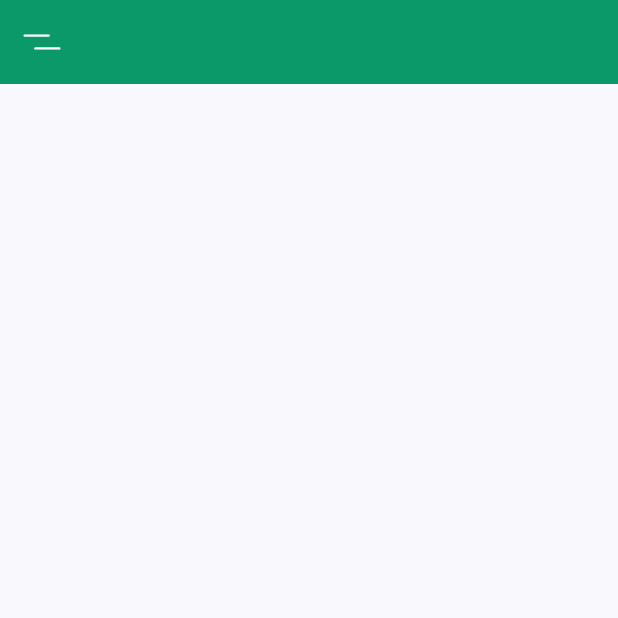
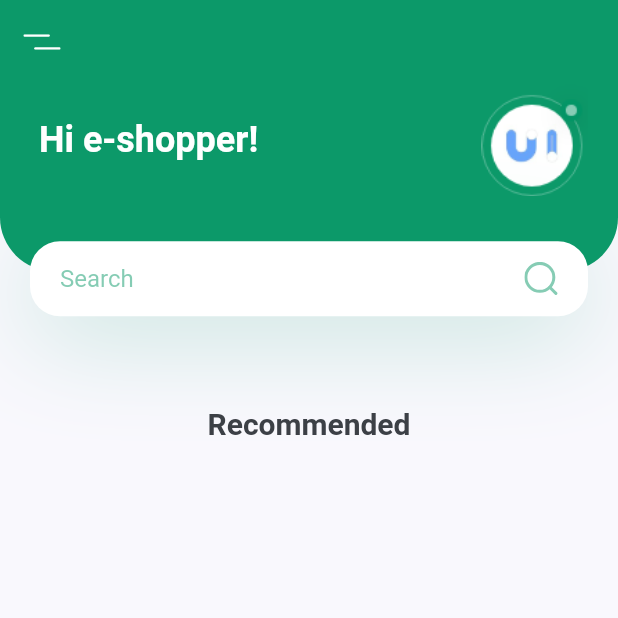
Before and after one commit to armachea/agroapp, a Flutter app: the screen it shows after launch, on a phone screen of 412 x 824 dp, the top half of it. Run offline on Flutter 3.47's test engine with Material 2 defaults, Android fonts, the phone set to English and light mode, and no system bars; our stand-ins replace flutter_svg.

Commit message:
search bar completed

```diff
--- /dev/null
+++ b/lib/components/body_component.dart
@@ -0,0 +1,33 @@
+import 'package:agro_app/constants.dart';
+import 'package:flutter/cupertino.dart';
+import 'package:flutter/material.dart';
+import 'package:flutter_svg/flutter_svg.dart';
+import 'body_header_searchbox.dart';
+
+class BodyComponent extends StatelessWidget{
+  @override
+  Widget build(BuildContext context) {
+   // It will provide total height and width of the current screen
+    Size size = MediaQuery.of(context).size;
+    //it enables scrolling on small device
+    return SingleChildScrollView(
+      child: Column(
+        children: <Widget>[
+          HeaderWithSearchBox(size: size),
+
+          Container(
+            height: 24,
+            child: Stack(
+              children: <Widget>[
+                Text(
+                  "Recommended",
+                  style: TextStyle(fontSize: 20, fontWeight: FontWeight.bold),
+                )
+              ],
+            ),
+          )
+        ],
+      ),
+    );
+  }
+}
--- /dev/null
+++ b/lib/components/body_header_searchbox.dart
@@ -0,0 +1,119 @@
+import 'package:agro_app/constants.dart';
+import 'package:flutter/cupertino.dart';
+import 'package:flutter/material.dart';
+import 'package:flutter_svg/flutter_svg.dart';
+
+class HeaderWithSearchBox extends StatelessWidget {
+  const HeaderWithSearchBox({
+    Key key,
+    @required this.size,
+  }) : super(key: key);
+
+  final Size size;
+
+  @override
+  Widget build(BuildContext context) {
+    return Container(
+      margin: EdgeInsets.only(bottom: vDefaultPadding * 2.5),
+      //It will cover 20% of total height
+      height: size.height * 0.2,
+      child: Stack(
+
+        children: <Widget>[
+
+          Container(
+            padding: EdgeInsets.only(
+              left: vDefaultPadding,
+              right: vDefaultPadding,
+              bottom: 30 + vDefaultPadding,
+            ),
+            //It will cover 20% of total height
+            height: size.height * 0.2 - 40,
+            //height: 107,
+            decoration: BoxDecoration(
+                color: vPrimaryColor,
+                borderRadius: BorderRadius.only(
+                  bottomLeft: Radius.circular(36),
+                  bottomRight: Radius.circular(36),
+                )
+            ),
+
+            child: Row(
+              children: <Widget>[
+                Text(
+                  ' Hi e-shopper!',
+                  style: Theme.of(context).textTheme.headline5.copyWith(
+                    color: Colors.white, fontWeight: FontWeight.bold,
+                  ),
+                ),
+                Spacer(),
+                Image.asset("assets/images/logo.png")
+
+              ],
+            ),
+
+          ),
+
+
+          // Search Bar
+          Positioned(
+            bottom: 10,
+            left: 0,
+            right: 0,
+
+            child: Container(
+              alignment: Alignment.center,
+              margin: EdgeInsets.symmetric(horizontal: vDefaultPadding),
+              padding:EdgeInsets.symmetric(horizontal: vDefaultPadding),
+              height: 50,
+              decoration: BoxDecoration(
+                color: Colors.white,
+                borderRadius: BorderRadius.circular(20),
+                boxShadow: [
+                  BoxShadow(
+                    offset: Offset(0, 10),
+                    blurRadius: 60,
+                    color: vPrimaryColor.withOpacity(0.23),
+                  )
+                ],
+              ),
+
+              child: Row(
+
+                children: <Widget>[
+
+                  Expanded(
+                    child: TextField(
+                      onChanged: (value){},
+                      decoration: InputDecoration(
+                        hintText: "Search",
+                        hintStyle: TextStyle(
+                          color: vPrimaryColor.withOpacity(0.5),
+                        ),
+
+                        enabledBorder: InputBorder.none,
+                        focusedBorder: InputBorder.none,
+                        //suffix is not working properly with SVG
+                        //thats why we use a ROW
+                        //suffixIcon: SvgPicture.asset("assets/icons/search.svg"),
+
+                      ),
+                    ),
+                  ),
+                  SvgPicture.asset("assets/icons/search.svg"),
+                ],
+              ),
+
+
+
+            ),
+          ),
+
+
+
+
+        ],
+      ),
+    );
+  }
+}
--- a/lib/screens/home_screen.dart
+++ b/lib/screens/home_screen.dart
@@ -1,21 +1,27 @@
+import 'package:agro_app/components/body_component.dart';
 import 'package:flutter/material.dart';
 import 'package:flutter_svg/svg.dart';
-class HomeScreen extends StatelessWidget{
 
+class HomeScreen extends StatelessWidget {
   @override
   Widget build(BuildContext context) {
-
     // this were we do all the magic
     return Scaffold(
-
-      //we create an app bar
-      appBar: AppBar(
-        elevation: 0,
-        leading: IconButton(icon: SvgPicture.asset("assets/icons/menu.svg"), onPressed: (){}),
-      ),
-
+    appBar: buildAppBar(),
+      body: BodyComponent(),
 
     );
   }
 
+  //we create an app bar
+  AppBar buildAppBar() {
+    return AppBar(
+      elevation: 0,
+      leading: IconButton(
+          icon: SvgPicture.asset("assets/icons/menu.svg"), onPressed: () {}),
+    );
+  }
+
+
+
 }
```
